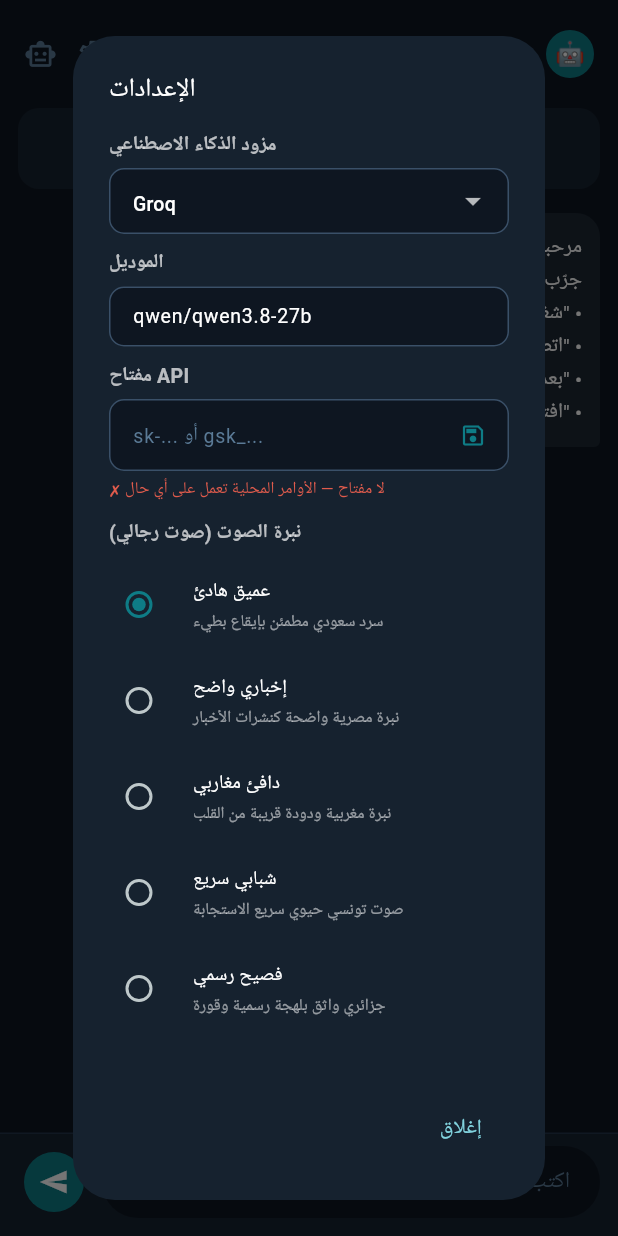
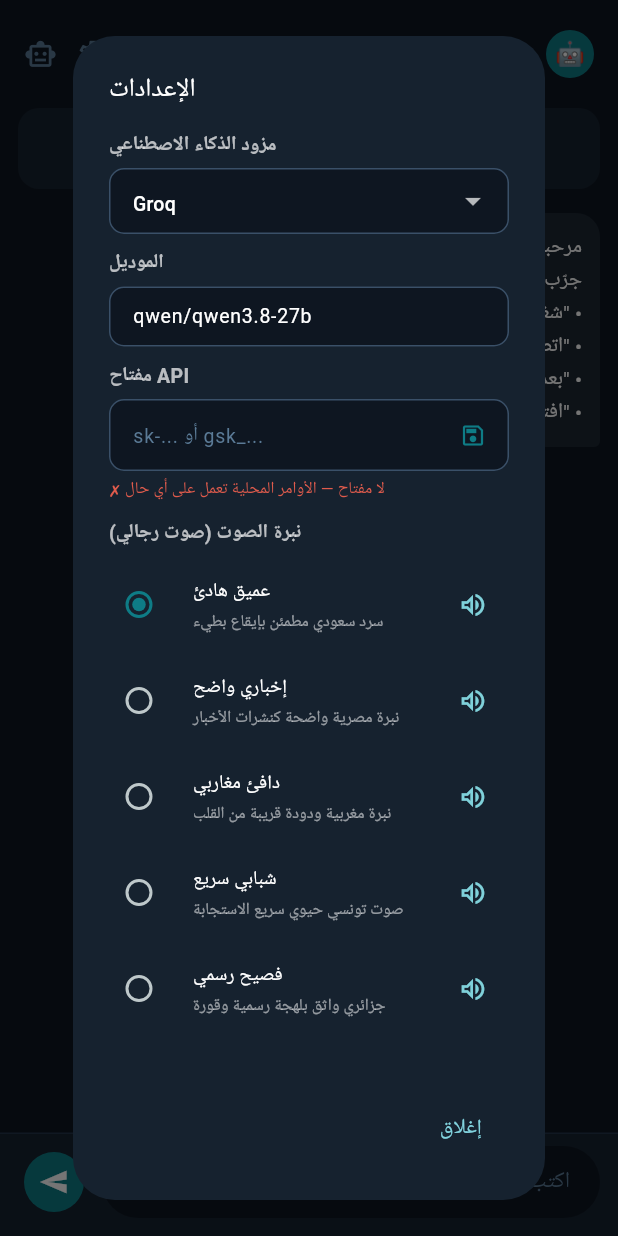
Before and after one commit to iggdigd218-dev/tajribi-alwakil, a Flutter app: the screen it shows after launch, after a tap on the "settings" icon, on a phone screen of 412 x 824 dp. Run offline on Flutter 3.47's test engine with Material 3 defaults, Android fonts, the phone set to English and light mode, and no system bars.

Commit message:
v1.3.3+8: زر استماع عينة لكل نمط صوت رجالي في الإعدادات

```diff
--- a/lib/ui/agent_chat_screen.dart
+++ b/lib/ui/agent_chat_screen.dart
@@ -456,6 +456,18 @@ class _AgentChatScreenState extends State<AgentChatScreen> {
                   RadioListTile<String>(
                     value: profile.id,
                     groupValue: voiceProfileId,
+                    secondary: IconButton(
+                      tooltip: 'استمع لعينة',
+                      icon: const Icon(
+                        Icons.volume_up_outlined,
+                        color: Color(0xFF7FD1DA),
+                        size: 20,
+                      ),
+                      onPressed: () => VoiceService.speakSample(
+                        'السلام عليكم. أنا صوت الوكيل بنمط ${profile.label}.',
+                        profile,
+                      ),
+                    ),
                     activeColor: const Color(0xFF0E7C86),
                     dense: true,
                     contentPadding: EdgeInsets.zero,
--- a/pubspec.yaml
+++ b/pubspec.yaml
@@ -4,7 +4,7 @@ description: >-
   AccessibilityService و Shizuku و AlarmManager مع محرك تفكير
   محلي/سحابي (Gemini). صفر تبعيات Dart خارجية.
 publish_to: 'none'
-version: 1.3.2+7
+version: 1.3.3+8
 
 environment:
   sdk: '>=3.0.0 <4.0.0'
```
Also changed, not shown: lib/services/voice_service.dart (+30 -0 lines).
